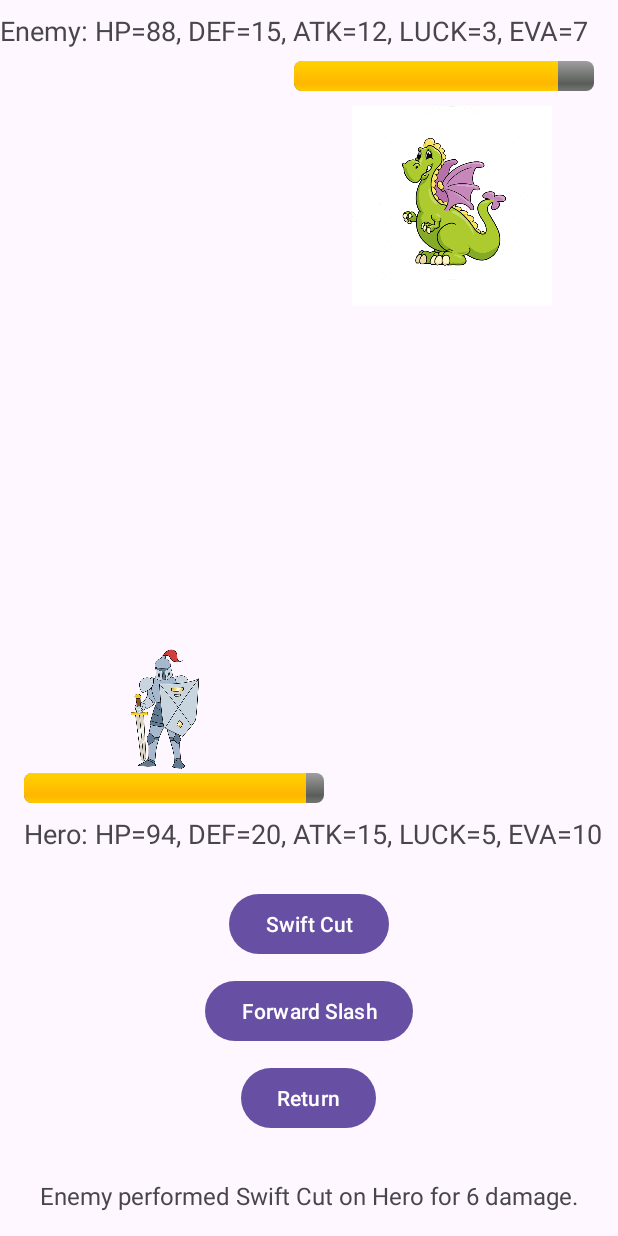
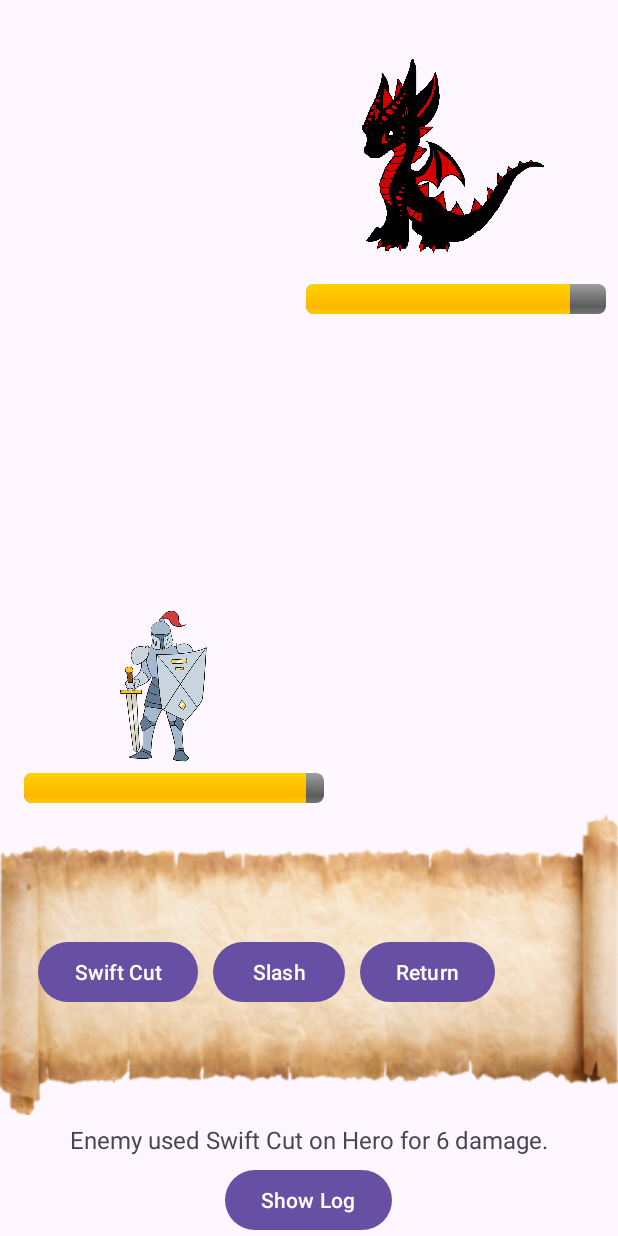
Before and after one commit to MoonSlay/RPGTurn, an Android app: the MainActivity screen opened directly, with no data from a screen before it, after a tap on "Swift Cut", on a phone screen of 412 x 824 dp. Run offline under Robolectric (Android 15) with nearby library versions, the phone set to English and light mode, and no system bars; 3 other taps on this screen came first.

Commit message:
Improved code and added a few other Ui, change character design and implemented dice random action for hero

```diff
--- a/app/src/main/java/ph/edu/auf/delrosario/angelo/rpgturn/Character.kt
+++ b/app/src/main/java/ph/edu/auf/delrosario/angelo/rpgturn/Character.kt
@@ -8,7 +8,8 @@ abstract class Character(
     var luck: Int,
     var evasion: Int
 ) {
-    abstract fun attack(opponent: Character): Int
+    abstract fun swiftCut(opponent: Character): Int
+    abstract fun forwardSlash(opponent: Character): Int
     abstract fun defend(): Int
     abstract fun heal(): Int
 }
--- a/app/src/main/java/ph/edu/auf/delrosario/angelo/rpgturn/MainActivity.kt
+++ b/app/src/main/java/ph/edu/auf/delrosario/angelo/rpgturn/MainActivity.kt
@@ -11,14 +11,14 @@ class MainActivity : AppCompatActivity() {
 
     private lateinit var hero: Hero
     private lateinit var enemy: Enemy
-    private lateinit var tvHeroStats: TextView
-    private lateinit var tvEnemyStats: TextView
     private lateinit var tvGameLog: TextView
     private lateinit var heroHpBar: ProgressBar
     private lateinit var enemyHpBar: ProgressBar
     private lateinit var llAttackOptions: LinearLayout
     private lateinit var imageViewHero: ImageView
     private lateinit var imageViewEnemy: ImageView
+    private lateinit var imageDice: ImageView
+    private val gameLog = mutableListOf<String>() // List to store the action log
 
     override fun onCreate(savedInstanceState: Bundle?) {
         super.onCreate(savedInstanceState)
@@ -29,21 +29,25 @@ class MainActivity : AppCompatActivity() {
         enemy = Enemy("Enemy", 100, 15, 12, 3, 7)
 
         // Hook UI elements
-        tvHeroStats = findViewById(R.id.tvHeroStats)
-        tvEnemyStats = findViewById(R.id.tvEnemyStats)
         tvGameLog = findViewById(R.id.tvGameLog)
         heroHpBar = findViewById(R.id.heroHpBar)
         enemyHpBar = findViewById(R.id.enemyHpBar)
         imageViewHero = findViewById(R.id.imageViewHero)
         imageViewEnemy = findViewById(R.id.imageViewEnemy)
+        imageDice = findViewById(R.id.imageDice)
 
         heroHpBar.max = hero.hp
         enemyHpBar.max = enemy.hp
         updateHpBars()
 
+        imageDice.setOnClickListener {
+            performRandomHeroAction()
+        }
+
         val btnAttack = findViewById<Button>(R.id.btnAttack)
         val btnDefend = findViewById<Button>(R.id.btnDefend)
         val btnHeal = findViewById<Button>(R.id.btnHeal)
+        val btnShowLog = findViewById<Button>(R.id.btnShowLog)
 
         llAttackOptions = findViewById(R.id.llAttackOptions)
 
@@ -51,12 +55,10 @@ class MainActivity : AppCompatActivity() {
         val btnForwardSlash = findViewById<Button>(R.id.btnForwardSlash)
         val btnBack = findViewById<Button>(R.id.btnBack)
 
-        // Update stats views
-        updateStats()
-
         // Set button listeners
         btnAttack.setOnClickListener {
             llAttackOptions.visibility = View.VISIBLE
+            imageDice.visibility = View.GONE
             btnAttack.visibility = View.GONE
             btnDefend.visibility = View.GONE
             btnHeal.visibility = View.GONE
@@ -64,6 +66,7 @@ class MainActivity : AppCompatActivity() {
 
         btnBack.setOnClickListener {
             llAttackOptions.visibility = View.GONE
+            imageDice.visibility = View.VISIBLE
             btnAttack.visibility = View.VISIBLE
             btnDefend.visibility = View.VISIBLE
             btnHeal.visibility = View.VISIBLE
@@ -71,7 +74,7 @@ class MainActivity : AppCompatActivity() {
 
         btnSwiftCut.setOnClickListener {
             val damage = hero.swiftCut(enemy)
-            tvGameLog.text = "Hero performed Swift Cut on Enemy for $damage damage."
+            logAction("Hero performed Swift Cut on Enemy for $damage damage.")
             updateHpBars()
             checkGameOver()
             enemyTurn()
@@ -79,7 +82,7 @@ class MainActivity : AppCompatActivity() {
 
         btnForwardSlash.setOnClickListener {
             val damage = hero.forwardSlash(enemy)
-            tvGameLog.text = "Hero performed Forward Slash on Enemy for $damage damage."
+            logAction("Hero performed Forward Slash on Enemy for $damage damage.")
             updateHpBars()
             checkGameOver()
             enemyTurn()
@@ -87,17 +90,21 @@ class MainActivity : AppCompatActivity() {
 
         btnDefend.setOnClickListener {
             hero.defend()
-            tvGameLog.text = "Hero defended against the attack."
+            logAction("Hero defended against the attack.")
             checkGameOver()
             enemyTurn()
         }
 
         btnHeal.setOnClickListener {
             val healAmount = hero.heal()
-            tvGameLog.text = "Hero healed $healAmount HP."
+            logAction("Hero healed $healAmount HP.")
             updateHpBars()
             checkGameOver()
             enemyTurn()
+        }
+
+        btnShowLog.setOnClickListener {
+            showFullLogDialog()
         }
 
         // Set image click listeners to show stats in modal
@@ -110,6 +117,21 @@ class MainActivity : AppCompatActivity() {
         }
     }
 
+    // Function to log an action and update the game log display
+    private fun logAction(action: String) {
+        gameLog.add(action)  // Add the action to the log
+        tvGameLog.text = action  // Display the latest action
+    }
+
+    private fun showFullLogDialog() {
+        val logText = gameLog.joinToString("\n")
+        val builder = AlertDialog.Builder(this)
+        builder.setTitle("Game Log")
+        builder.setMessage(logText)
+        builder.setPositiveButton("OK") { dialog, _ -> dialog.dismiss() }
+        builder.show()
+    }
+
     // Method to show stats in a dialog
     private fun showStatsDialog(title: String, message: String) {
         val builder = AlertDialog.Builder(this)
@@ -120,12 +142,6 @@ class MainActivity : AppCompatActivity() {
     }
 
     // Updates the HP stats and HP bars
-    private fun updateStats() {
-        tvHeroStats.text = "Hero: HP=${hero.hp}, DEF=${hero.defense}, ATK=${hero.attackPower}, LUCK=${hero.luck}, EVA=${hero.evasion}"
-        tvEnemyStats.text = "Enemy: HP=${enemy.hp}, DEF=${enemy.defense}, ATK=${enemy.attackPower}, LUCK=${enemy.luck}, EVA=${enemy.evasion}"
-    }
-
-    // Updates the hero and enemy HP bars
     private fun updateHpBars() {
         heroHpBar.progress = hero.hp
         enemyHpBar.progress = enemy.hp
@@ -137,8 +153,6 @@ class MainActivity : AppCompatActivity() {
             navigateToGameOver(true)
         } else if (hero.hp <= 0) {
             navigateToGameOver(false)
-        } else {
-            updateStats()
         }
     }
 
@@ -151,13 +165,17 @@ class MainActivity : AppCompatActivity() {
                     when (randomAction) {
                         1 -> {
                             val damage = enemy.swiftCut(hero)
-                            tvGameLog.text = "Enemy performed Swift Cut on Hero for $damage damage."
+                            logAction("Enemy used Swift Cut on Hero for $damage damage.")
                             updateHpBars()
                             checkGameOver()
                         }
                         2 -> {
                             val damage = enemy.forwardSlash(hero)
-                            tvGameLog.text = "Enemy performed Forward Slash on Hero for $damage damage."
+                            if (damage == 0) {
+                                logAction("Enemy is charging Forward Slash.")
+                            } else {
+                                logAction("Enemy used Forward Slash on Hero for $damage damage.")
+                            }
                             updateHpBars()
                             checkGameOver()
                         }
@@ -165,13 +183,52 @@ class MainActivity : AppCompatActivity() {
                 }
                 2 -> {
                     enemy.defend()
-                    tvGameLog.text = "Enemy defended against the attack."
+                    logAction("Enemy defended against the attack.")
                 }
                 3 -> {
                     val healAmount = enemy.heal()
-                    tvGameLog.text = "Enemy healed $healAmount HP."
+                    logAction("Enemy healed $healAmount HP.")
                     updateHpBars()
                     checkGameOver()
+                }
+            }
+        }
+    }
+
+    private fun performRandomHeroAction() {
+        if (hero.hp > 0) {
+            val randomAction = (1..3).random()
+            when (randomAction) {
+                1 -> {
+                    val randomAction = (1..2).random()
+                    when (randomAction) {
+                        1 -> {
+                            val damage = hero.swiftCut(enemy)
+                            logAction("Hero used Swift Cut on Enemy for $damage damage.")
+                            updateHpBars()
+                            checkGameOver()
+                            enemyTurn()
+                        }
+                        2 -> {
+                            val damage = hero.forwardSlash(enemy)
+                            logAction("Hero used Forward Slash on Enemy for $damage damage.")
+                            updateHpBars()
+                            checkGameOver()
+                            enemyTurn()
+                        }
+                    }
+                }
+                2 -> {
+                    hero.defend()
+                    enemyTurn()
+                    logAction("Hero defended against the attack.")
+                }
+                3 -> {
+                    val healAmount = hero.heal()
+                    logAction("Hero healed $healAmount HP.")
+                    updateHpBars()
+                    checkGameOver()
+                    enemyTurn()
                 }
             }
         }
--- a/app/src/main/res/layout/activity_main.xml
+++ b/app/src/main/res/layout/activity_main.xml
@@ -7,86 +7,6 @@
     android:layout_height="match_parent"
     tools:context=".MainActivity">
 
-    <LinearLayout
-        android:id="@+id/linearLayout"
-        android:layout_width="match_parent"
-        android:layout_height="wrap_content"
-        android:gravity="center"
-        android:orientation="vertical"
-        android:padding="16dp"
-        app:layout_constraintBottom_toBottomOf="parent">
-
-        <Button
-            android:id="@+id/btnAttack"
-            android:layout_width="wrap_content"
-            android:layout_height="wrap_content"
-            android:text="Attack" />
-
-        <Button
-            android:id="@+id/btnDefend"
-            android:layout_width="wrap_content"
-            android:layout_height="wrap_content"
-            android:layout_marginTop="10dp"
-            android:text="Defend" />
-
-        <Button
-            android:id="@+id/btnHeal"
-            android:layout_width="wrap_content"
-            android:layout_height="wrap_content"
-            android:layout_marginTop="10dp"
-            android:text="Heal" />
-
-
-        <LinearLayout
-            android:id="@+id/llAttackOptions"
-            android:layout_width="match_parent"
-            android:layout_height="match_parent"
-            android:gravity="center"
-            android:orientation="vertical"
-            android:visibility="gone">
-
-
-            <Button
-                android:id="@+id/btnSwiftCut"
-                android:layout_width="wrap_content"
-                android:layout_height="wrap_content"
-                android:text="Swift Cut" />
-
-            <Button
-                android:id="@+id/btnForwardSlash"
-                android:layout_width="wrap_content"
-                android:layout_height="wrap_content"
-                android:layout_marginTop="10dp"
-                android:text="Forward Slash" />
-
-            <Button
-                android:id="@+id/btnBack"
-                android:layout_width="wrap_content"
-                android:layout_height="wrap_content"
-                android:layout_marginTop="10dp"
-                android:text="Return" />
-
-        </LinearLayout>
-
-        <TextView
-            android:id="@+id/tvGameLog"
-            android:layout_width="wrap_content"
-            android:layout_height="wrap_content"
-            android:layout_marginTop="30dp"
-            android:text="Game log will appear here"
-            android:textSize="16sp" />
-    </LinearLayout>
-    <TextView
-        android:id="@+id/tvHeroStats"
-        android:layout_width="match_parent"
-        android:layout_height="wrap_content"
-        android:text="Hero Stats"
-        android:textSize="18sp"
-        app:layout_constraintBottom_toTopOf="@+id/linearLayout"
-        app:layout_constraintStart_toStartOf="parent"
-        android:layout_marginStart="16dp"
-        android:layout_marginBottom="8dp" />
-
     <ProgressBar
         android:id="@+id/heroHpBar"
         style="@android:style/Widget.ProgressBar.Horizontal"
@@ -94,44 +14,32 @@
         android:layout_height="wrap_content"
         android:max="100"
         android:progress="100"
-        app:layout_constraintBottom_toTopOf="@+id/tvHeroStats"
+        app:layout_constraintBottom_toTopOf="@+id/framelayout"
         app:layout_constraintStart_toStartOf="parent"
         android:layout_marginStart="16dp"
         android:layout_marginBottom="8dp" />
 
-
     <ImageView
         android:id="@+id/imageViewHero"
-        android:layout_width="140dp"
-        android:layout_height="85dp"
-        android:layout_marginStart="40dp"
-        android:layout_marginBottom="28dp"
+        android:layout_width="186dp"
+        android:layout_height="108dp"
+        android:layout_marginStart="16dp"
+        android:layout_marginBottom="4dp"
         android:src="@drawable/hero"
-        app:layout_constraintBottom_toTopOf="@+id/tvHeroStats"
+        app:layout_constraintBottom_toTopOf="@+id/heroHpBar"
         app:layout_constraintStart_toStartOf="parent" />
-
-    <TextView
-        android:id="@+id/tvEnemyStats"
-        android:layout_width="match_parent"
-        android:layout_height="wrap_content"
-        android:text="Enemy Stats"
-        android:textSize="18sp"
-        app:layout_constraintTop_toTopOf="parent"
-        app:layout_constraintEnd_toEndOf="parent"
-        android:layout_marginEnd="16dp"
-        android:layout_marginTop="8dp" />
 
     <ProgressBar
         android:id="@+id/enemyHpBar"
         style="@android:style/Widget.ProgressBar.Horizontal"
         android:layout_width="200dp"
         android:layout_height="wrap_content"
+        android:layout_marginTop="8dp"
+        android:layout_marginEnd="8dp"
         android:max="100"
         android:progress="100"
-        app:layout_constraintTop_toBottomOf="@+id/tvEnemyStats"
         app:layout_constraintEnd_toEndOf="parent"
-        android:layout_marginEnd="16dp"
-        android:layout_marginTop="8dp" />
+        app:layout_constraintTop_toBottomOf="@+id/imageViewEnemy" />
 
     <ImageView
         android:id="@+id/imageViewEnemy"
@@ -140,7 +48,140 @@
         android:layout_marginTop="28dp"
         android:layout_marginEnd="44dp"
         android:src="@drawable/dragon"
+        app:layout_constraintTop_toTopOf="parent"
+        app:layout_constraintEnd_toEndOf="parent"/>
+
+
+
+    <FrameLayout
+        android:id="@+id/framelayout"
+        android:layout_width="match_parent"
+        android:layout_height="wrap_content"
+        app:layout_constraintBottom_toTopOf="@+id/gamelog"
+        app:layout_constraintBottom_toBottomOf="parent">
+
+        <!-- Background ImageView -->
+        <ImageView
+            android:id="@+id/imageViewBackground"
+            android:layout_width="match_parent"
+            android:layout_height="wrap_content"
+            android:scaleType="fitXY"
+            app:srcCompat="@drawable/scroll" />
+
+
+        <LinearLayout
+            android:id="@+id/linearLayout"
+            android:layout_width="wrap_content"
+            android:layout_height="match_parent"
+            android:gravity="center"
+            android:orientation="vertical"
+            android:padding="25dp"
+            app:layout_constraintBottom_toBottomOf="parent"
+            app:layout_constraintBottom_toTopOf="@+id/gamelog">
+
+            <LinearLayout
+                android:layout_width="wrap_content"
+                android:layout_height="wrap_content"
+                android:gravity="center"
+                android:orientation="horizontal">
+
+                <Button
+                    android:id="@+id/btnAttack"
+                    android:layout_width="wrap_content"
+                    android:layout_height="wrap_content"
+                    android:layout_marginEnd="10dp"
+                    android:text="Attack" />
+
+                <Button
+                    android:id="@+id/btnDefend"
+                    android:layout_width="wrap_content"
+                    android:layout_height="wrap_content"
+                    android:layout_marginEnd="10dp"
+                    android:text="Defend" />
+
+            </LinearLayout>
+
+            <LinearLayout
+                android:layout_width="wrap_content"
+                android:layout_height="wrap_content"
+                android:layout_marginTop="10dp"
+                android:gravity="center"
+                android:orientation="horizontal">
+
+                <Button
+                    android:id="@+id/btnHeal"
+                    android:layout_width="wrap_content"
+                    android:layout_height="wrap_content"
+                    android:layout_marginEnd="10dp"
+                    android:text="Heal" />
+
+            </LinearLayout>
+
+
+            <LinearLayout
+                android:id="@+id/llAttackOptions"
+                android:layout_width="wrap_content"
+                android:layout_height="wrap_content"
+                android:gravity="center"
+                android:visibility="gone">
+
+                <Button
+                    android:id="@+id/btnSwiftCut"
+                    android:layout_width="wrap_content"
+                    android:layout_height="wrap_content"
+                    android:layout_marginEnd="10dp"
+                    android:text="Swift Cut" />
+
+                <Button
+                    android:id="@+id/btnForwardSlash"
+                    android:layout_width="wrap_content"
+                    android:layout_height="wrap_content"
+                    android:layout_marginEnd="10dp"
+                    android:text="Slash" />
+
+                <Button
+                    android:id="@+id/btnBack"
+                    android:layout_width="wrap_content"
+                    android:layout_height="wrap_content"
+                    android:text="Return" />
+
+            </LinearLayout>
+
+
+        </LinearLayout>
+    </FrameLayout>
+
+    <ImageView
+        android:id="@+id/imageDice"
+        android:layout_width="100dp"
+        android:layout_height="96dp"
+        android:scaleType="fitXY"
+        app:srcCompat="@drawable/dice"
         app:layout_constraintEnd_toEndOf="parent"
-        app:layout_constraintTop_toBottomOf="@+id/tvEnemyStats" />
+        app:layout_constraintBottom_toTopOf="@+id/gamelog"
+        android:layout_marginEnd="40dp"
+        android:layout_marginBottom="50dp" />
+    <LinearLayout
+        android:id="@+id/gamelog"
+        android:layout_width="match_parent"
+        android:layout_height="wrap_content"
+        android:gravity="center"
+        android:orientation="vertical"
+        app:layout_constraintBottom_toBottomOf="parent">
+        <TextView
+            android:id="@+id/tvGameLog"
+            android:layout_width="wrap_content"
+            android:layout_height="wrap_content"
+            android:layout_marginTop="5dp"
+            android:text="Game log will appear here"
+            android:textSize="16sp" />
+
+        <Button
+            android:id="@+id/btnShowLog"
+            android:layout_width="wrap_content"
+            android:layout_height="wrap_content"
+            android:layout_marginTop="5dp"
+            android:text="Show Log" />
+    </LinearLayout>
 
 </androidx.constraintlayout.widget.ConstraintLayout>
```
Also changed, not shown: app/src/main/java/ph/edu/auf/delrosario/angelo/rpgturn/Enemy.kt (+2 -9 lines), app/src/main/java/ph/edu/auf/delrosario/angelo/rpgturn/Hero.kt (+2 -8 lines), app/src/main/res/drawable/dice.png (added), app/src/main/res/drawable/dragon.png, app/src/main/res/drawable/scroll.png (added).
